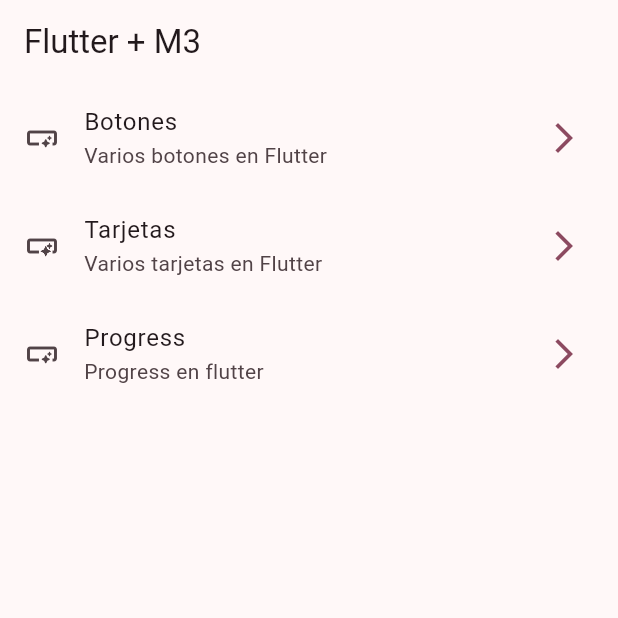
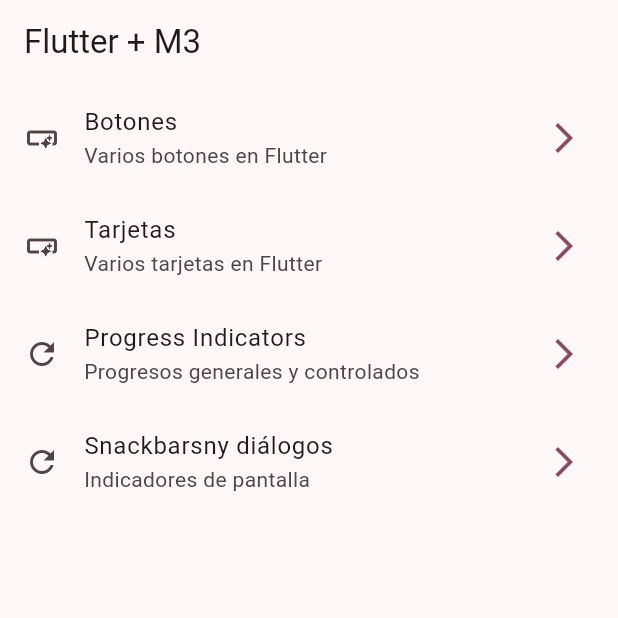
Before and after one commit to josemanuelmtz/jmmg_widget_app, a Flutter app: the screen it shows after launch, on a phone screen of 412 x 824 dp, the top half of it. Run offline on Flutter 3.47's test engine with Material 3 defaults, Android fonts, the phone set to English and light mode, and no system bars; our stand-ins replace go_router.

Commit message:
Indicadores de progreso

```diff
--- a/lib/config/menu/menu_item.dart
+++ b/lib/config/menu/menu_item.dart
@@ -18,7 +18,7 @@
     title: 'Botones',
     subTitle: 'Varios botones en Flutter',
     link: '/buttons',
-    icon: Icons.smart_button_rounded
+    icon: Icons.smart_button_outlined
   ),
   MenuItem(
     title: 'Tarjetas',
@@ -27,10 +27,16 @@
     icon: Icons.smart_button_outlined
   ),
   MenuItem(
-    title: 'Progress',
-    subTitle: 'Progress en flutter',
-    link: '/Progress',
-    icon: Icons.smart_button_rounded
+    title: 'Progress Indicators',
+    subTitle: 'Progresos generales y controlados',
+    link: '/progress',
+    icon: Icons.refresh_outlined
+  ),
+  MenuItem(
+    title: 'Snackbarsny diálogos',
+    subTitle: 'Indicadores de pantalla',
+    link: '/snackbar',
+    icon: Icons.refresh_outlined
   )
 
 ];
--- a/lib/config/router/app_router.dart
+++ b/lib/config/router/app_router.dart
@@ -14,6 +14,15 @@
       path: '/card',
       builder: (context, state) => const CardScreen(),
     ),
+    GoRoute(
+      path: '/progress',
+      builder: (context, state) => const ProgressScreen(),
+    ),
+    GoRoute(
+      path: '/snackbar',
+      builder: (context, state) => const SnackbarScreen(),
+    ),
+
 
   ]
 );
```
Also changed, not shown: lib/presentation/screens/progress/progress_screen.dart (+60 -1 lines).
